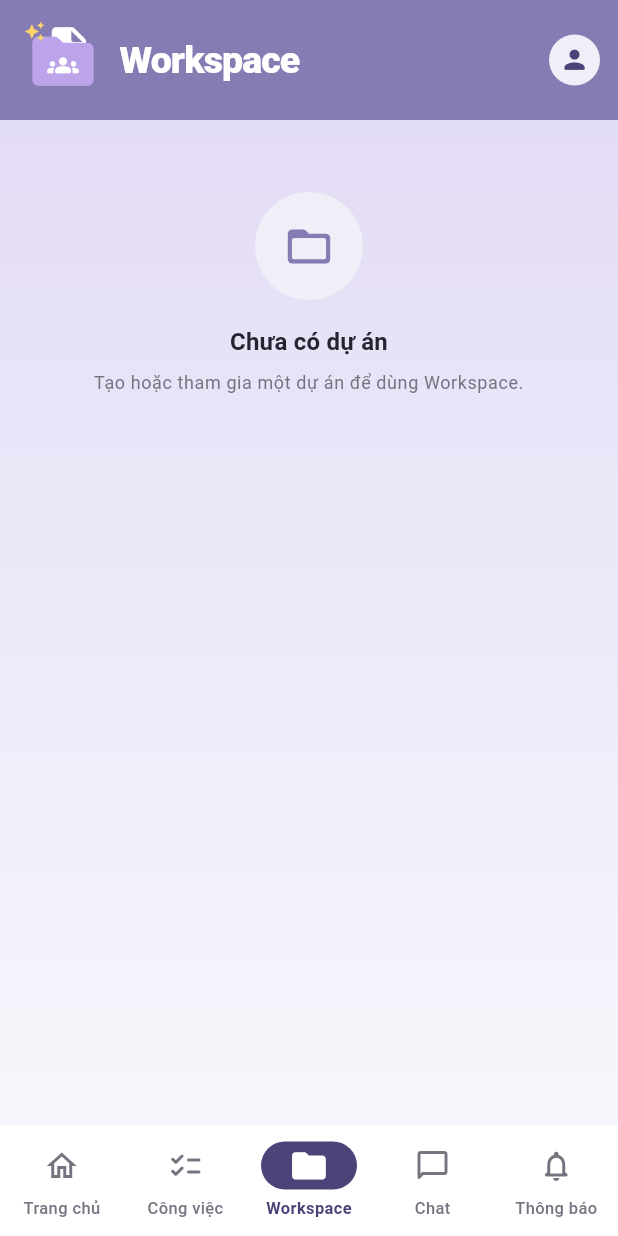
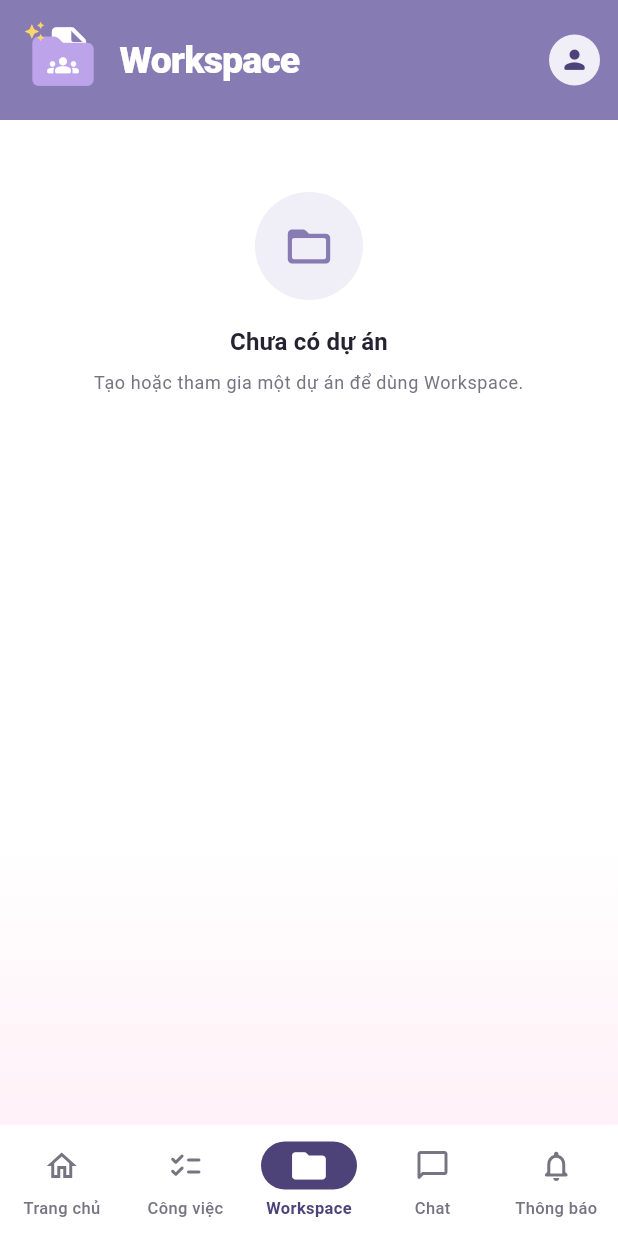
Before and after one commit to Galris/teamso, a Flutter app: the screen it shows once a user with an empty profile is signed in, item 3 of the bottom bar chosen, on a phone screen of 412 x 824 dp. Run offline on Flutter 3.47's test engine with Material 3 defaults, Android fonts, the phone set to English and light mode, and no system bars; our stand-ins replace cloud_firestore, cloud_functions, firebase_auth, firebase_core, firebase_messaging, flutter_secure_storage; missing offline and left inert: mobile_scanner; accounts and stored records are empty; network calls fail; statements that could not run were skipped.

Commit message:
Tinh chinh nut chat moi va nen Workspace trang hong

```diff
--- a/lib/screens/chat/project_chat_list.dart
+++ b/lib/screens/chat/project_chat_list.dart
@@ -200,7 +200,7 @@ class _ProjectChatListState extends State<ProjectChatList> {
                     message: 'Thử tìm bằng tên khác.',
                   )
                 : ListView.separated(
-                    padding: const EdgeInsets.only(bottom: 24),
+                    padding: const EdgeInsets.only(bottom: 100),
                     itemCount: projects.length,
                     separatorBuilder: (_, _) => const SizedBox(height: 6),
                     itemBuilder: (context, index) {
--- a/lib/screens/workspace/workspace_screen.dart
+++ b/lib/screens/workspace/workspace_screen.dart
@@ -1021,7 +1021,8 @@ class _WorkspaceScreenState extends State<WorkspaceScreen> {
             gradient: LinearGradient(
               begin: Alignment.topCenter,
               end: Alignment.bottomCenter,
-              colors: [Color(0xFFE3DCF5), Color(0xFFF8F6FC)],
+              stops: [0, .72, 1],
+              colors: [Colors.white, Colors.white, Color(0xFFFFF1F7)],
             ),
           ),
           child: ListView(
```
Also changed, not shown: lib/screens/chat/chat_screen.dart (+27 -13 lines).
